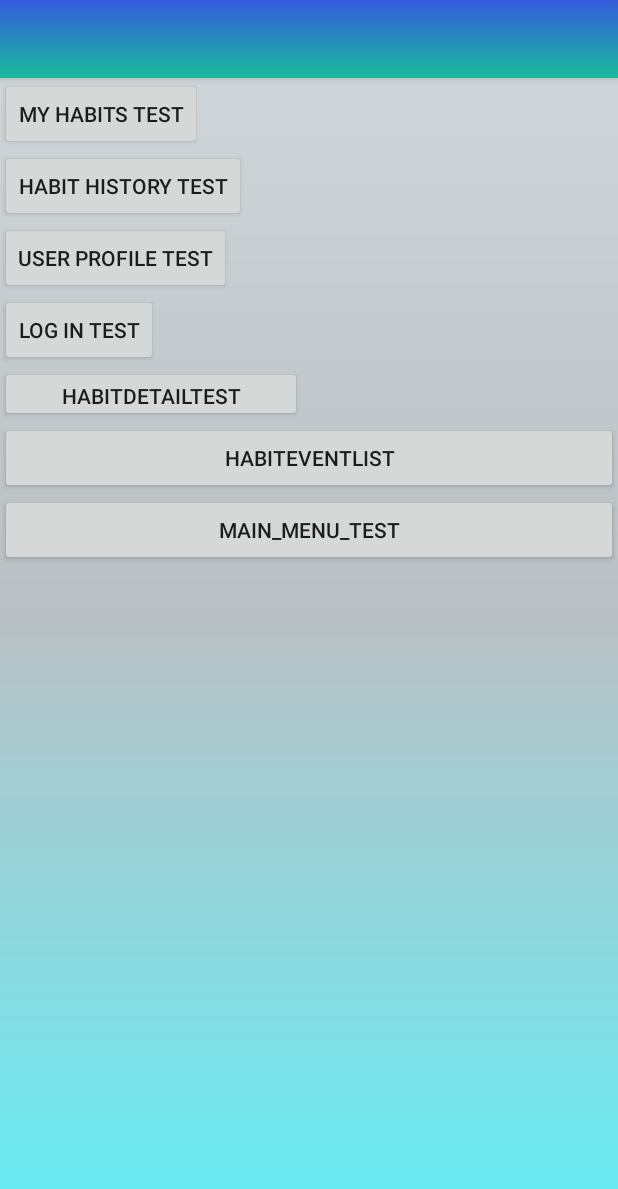
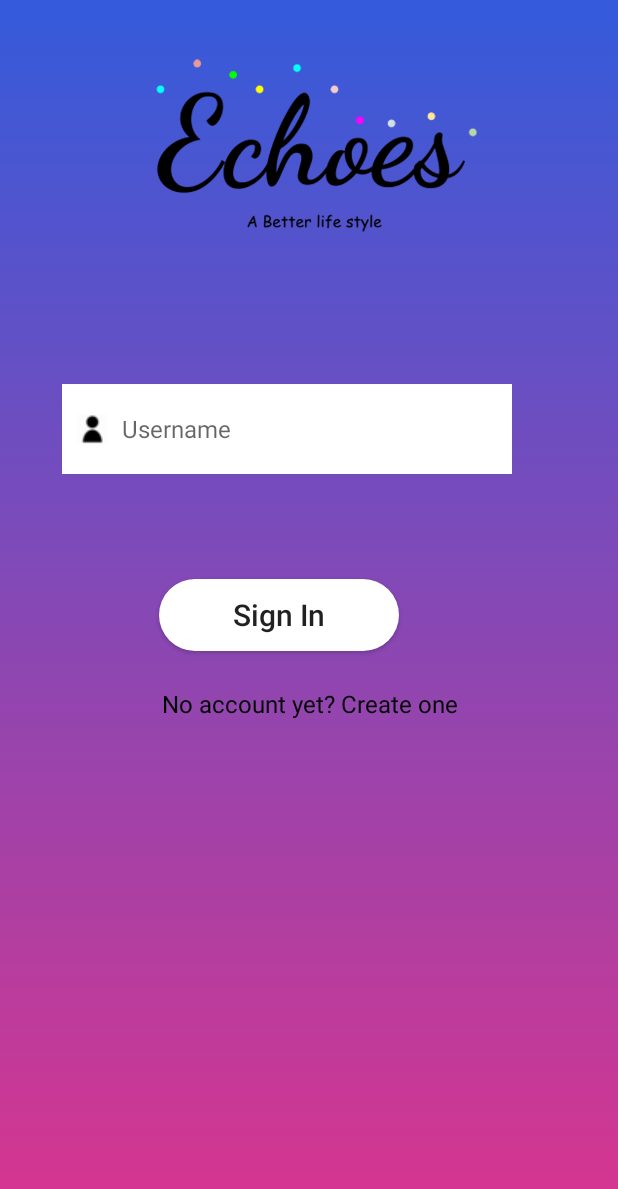
Before and after one commit to CMPUT301F17T19/Echoes, an Android app: the screen it shows after launch (MainActivity before the commit, LoginActivity after it), on a phone screen of 412 x 824 dp. Shown: the top 1189 px of the screen. Run offline under Robolectric (Android 15) with nearby library versions, the phone set to English and light mode, and no system bars.

Commit message:
remove MainActivity

```diff
--- a/Echoes/app/src/main/java/com/example/cmput301f17t19/echoes/HabitEventOverviewAdapter.java
+++ b/Echoes/app/src/main/java/com/example/cmput301f17t19/echoes/HabitEventOverviewAdapter.java
@@ -116,7 +116,7 @@ public class HabitEventOverviewAdapter extends RecyclerView.Adapter<HabitEventOv
             // Start HabitEvent Detail Activity
             // Show the details of the selected HabitEvent object in HabitEvent Detail Screen
             // Dummy test, go back to Main Page
-            Intent habitEventDetail_Intent = new Intent(mContext, MainActivity.class);
+            Intent habitEventDetail_Intent = new Intent(mContext, main_menu.class);
             mContext.startActivity(habitEventDetail_Intent);
         }
     }
--- a/Echoes/app/src/main/java/com/example/cmput301f17t19/echoes/HabitHistoryActivity.java
+++ b/Echoes/app/src/main/java/com/example/cmput301f17t19/echoes/HabitHistoryActivity.java
@@ -166,7 +166,7 @@ public class HabitHistoryActivity extends AppCompatActivity {
                 finish();
 
                 // Go back to main menu
-                Intent mainMenu_intent = new Intent(getBaseContext(), MainActivity.class);
+                Intent mainMenu_intent = new Intent(getApplicationContext(), main_menu.class);
                 startActivity(mainMenu_intent);
 
             default:
--- a/Echoes/app/src/main/java/com/example/cmput301f17t19/echoes/MainActivity.java
+++ /dev/null
@@ -1,108 +0,0 @@
-package com.example.cmput301f17t19.echoes;
-
-import android.content.Intent;
-import android.os.Build;
-import android.os.Bundle;
-import android.support.v4.content.ContextCompat;
-import android.support.v7.app.AppCompatActivity;
-import android.view.View;
-import android.view.Window;
-import android.view.WindowManager;
-import android.widget.Button;
-
-public class MainActivity extends AppCompatActivity {
-
-    @Override
-    protected void onCreate(Bundle savedInstanceState) {
-
-
-        Window window = this.getWindow();
-
-        // clear FLAG_TRANSLUCENT_STATUS flag:
-        window.clearFlags(WindowManager.LayoutParams.FLAG_TRANSLUCENT_STATUS);
-
-        // add FLAG_DRAWS_SYSTEM_BAR_BACKGROUNDS flag to the window
-        window.addFlags(WindowManager.LayoutParams.FLAG_DRAWS_SYSTEM_BAR_BACKGROUNDS);
-
-
-        if (Build.VERSION.SDK_INT >= Build.VERSION_CODES.LOLLIPOP) {
-            window.setStatusBarColor(ContextCompat.getColor(this,R.color.primary_dark));
-        }
-
-
-
-
-        super.onCreate(savedInstanceState);
-        setContentView(R.layout.activity_main);
-
-        Button mHabitHistoryButton = (Button) findViewById(R.id.habithistory_button);
-        mHabitHistoryButton.setOnClickListener(new View.OnClickListener() {
-            public void onClick(View v) {
-                // Open HabitHistory UI
-                Intent habitHistory_intent = new Intent(getApplicationContext(), HabitHistoryActivity.class);
-                startActivity(habitHistory_intent);
-            }
-        });
-
-        Button mMyHabitsButton = (Button) findViewById(R.id.myhabits_button);
-        mMyHabitsButton.setOnClickListener(new View.OnClickListener() {
-            public void onClick(View v) {
-                // Open My Habits UI
-                Intent myHabits_intent = new Intent(getApplicationContext(), MyHabitsActivity.class);
-                startActivity(myHabits_intent);
-            }
-        });
-
-        Button mProfileTestButton = (Button) findViewById(R.id.profileTest);
-        mProfileTestButton.setOnClickListener(new View.OnClickListener() {
-            public void onClick(View v) {
-                // Open My Habits UI
-                Intent profile_intent = new Intent(getApplicationContext(), UserProfileActivity.class);
-                // Dummy1 login
-                profile_intent.putExtra(UserProfileActivity.USERPROFILE_TAG, "dummy1");
-                startActivity(profile_intent);
-            }
-        });
-
-
-        Button mLoginTestButton = (Button) findViewById(R.id.loginTest);
-        mLoginTestButton.setOnClickListener(new View.OnClickListener() {
-            public void onClick(View v) {
-                // Open login ui
-                Intent login_intent = new Intent(getApplicationContext(), LoginActivity.class);
-
-                startActivity(login_intent);
-            }
-        });
-
-
-        Button mHabitdetailButton = (Button) findViewById(R.id.habitDetail_test);
-        mHabitdetailButton.setOnClickListener(new View.OnClickListener() {
-            public void onClick(View v) {
-                // Open login ui
-                Intent login_intent = new Intent(getApplicationContext(), HabitDetail.class);
-
-                startActivity(login_intent);
-            }
-        });
-
-        Button mHabitEventDetailButton = (Button) findViewById(R.id.habiteventdetail_button);
-        mHabitEventDetailButton.setOnClickListener(new View.OnClickListener() {
-            public void onClick(View v) {
-                // Open HabitHistory UI
-                Intent habitEventDetail_intent = new Intent(getApplicationContext(), HabitEventDetailActivity.class);
-                startActivity(habitEventDetail_intent);
-            }
-        });
-
-
-        Button mMainmenuButton = (Button) findViewById(R.id.main_menu_test);
-        mMainmenuButton.setOnClickListener(new View.OnClickListener() {
-            public void onClick(View v) {
-                // Open HabitHistory UI
-                Intent main_menu_intent = new Intent(getApplicationContext(), main_menu.class);
-                startActivity(main_menu_intent);
-            }
-        });
-    }
-}
--- a/Echoes/app/src/main/java/com/example/cmput301f17t19/echoes/MyHabitsActivity.java
+++ b/Echoes/app/src/main/java/com/example/cmput301f17t19/echoes/MyHabitsActivity.java
@@ -110,7 +110,7 @@ public class MyHabitsActivity extends AppCompatActivity {
                 finish();
 
                 // Go back to main menu
-                Intent mainMenu_intent = new Intent(getBaseContext(), MainActivity.class);
+                Intent mainMenu_intent = new Intent(getBaseContext(), main_menu.class);
                 startActivity(mainMenu_intent);
 
             default:
--- a/Echoes/app/src/main/res/layout/activity_main.xml
+++ /dev/null
@@ -1,65 +0,0 @@
-<?xml version="1.0" encoding="utf-8"?>
-<LinearLayout xmlns:android="http://schemas.android.com/apk/res/android"
-    xmlns:app="http://schemas.android.com/apk/res-auto"
-    xmlns:tools="http://schemas.android.com/tools"
-    android:orientation="vertical"
-    android:layout_width="match_parent"
-    android:layout_height="match_parent"
-    android:background="@drawable/bg"
-
-    tools:context="com.example.cmput301f17t19.echoes.MainActivity">
-
-    <android.support.v7.widget.Toolbar
-        android:id="@+id/my_toolbar"
-        android:layout_width="match_parent"
-        android:layout_height="52dp"
-        android:background="@drawable/first_layer"
-        android:elevation="4dp"
-        android:theme="@style/ThemeOverlay.AppCompat.ActionBar"
-        app:popupTheme="@style/ThemeOverlay.AppCompat.Dark" />
-
-    <Button
-        android:id="@+id/myhabits_button"
-        android:layout_width="wrap_content"
-        android:layout_height="wrap_content"
-        android:text="My Habits test"/>
-
-    <Button
-        android:id="@+id/habithistory_button"
-        android:layout_width="wrap_content"
-        android:layout_height="wrap_content"
-        android:text="Habit History test"/>
-
-    <Button
-        android:id="@+id/profileTest"
-        android:layout_width="wrap_content"
-        android:layout_height="wrap_content"
-        android:text="User Profile test"/>
-
-
-    <Button
-        android:id="@+id/loginTest"
-        android:layout_width="wrap_content"
-        android:layout_height="wrap_content"
-        android:text="Log in test"/>
-
-    <Button
-        android:id="@+id/habitDetail_test"
-        android:layout_width="201dp"
-        android:layout_height="37dp"
-        android:text="HabitdetailTEST" />
-
-    <Button
-        android:id="@+id/habiteventdetail_button"
-        android:layout_width="match_parent"
-        android:layout_height="wrap_content"
-        android:text="HabitEventList" />
-
-    <Button
-        android:id="@+id/main_menu_test"
-        android:layout_width="match_parent"
-        android:layout_height="wrap_content"
-        android:text="main_menu_test" />
-
-
-</LinearLayout>
```
Also changed, not shown: Echoes/app/src/main/AndroidManifest.xml (+3 -4 lines), Echoes/app/src/main/java/com/example/cmput301f17t19/echoes/HabitDetail.java (+41 -4 lines), 2 other files.
